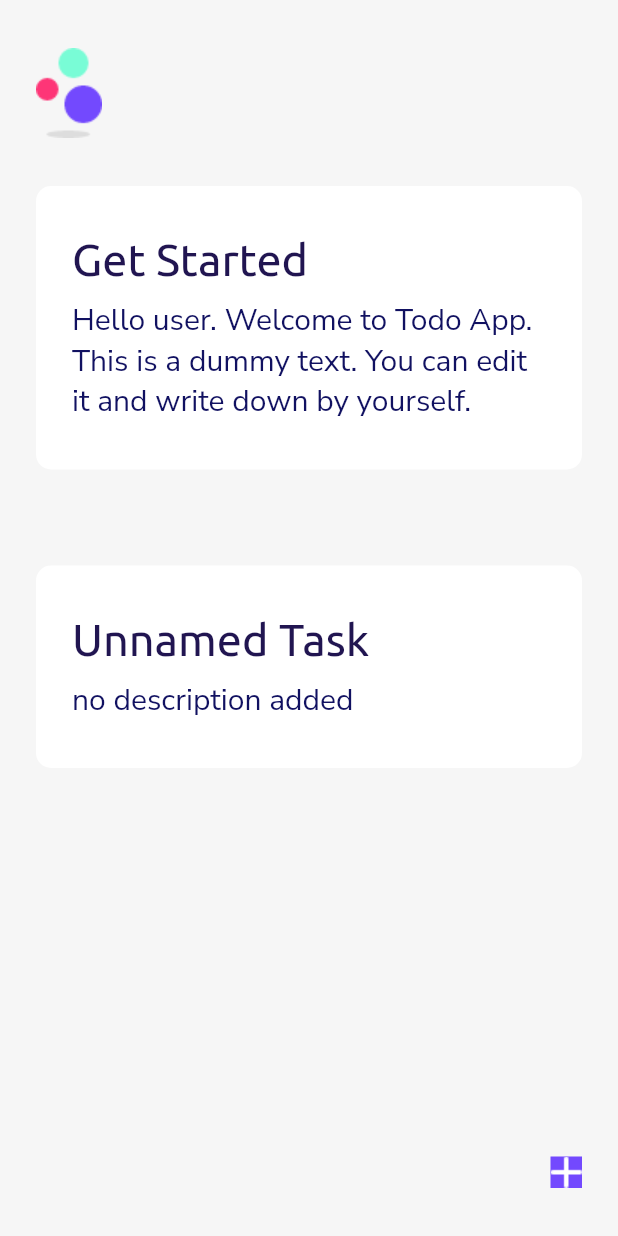
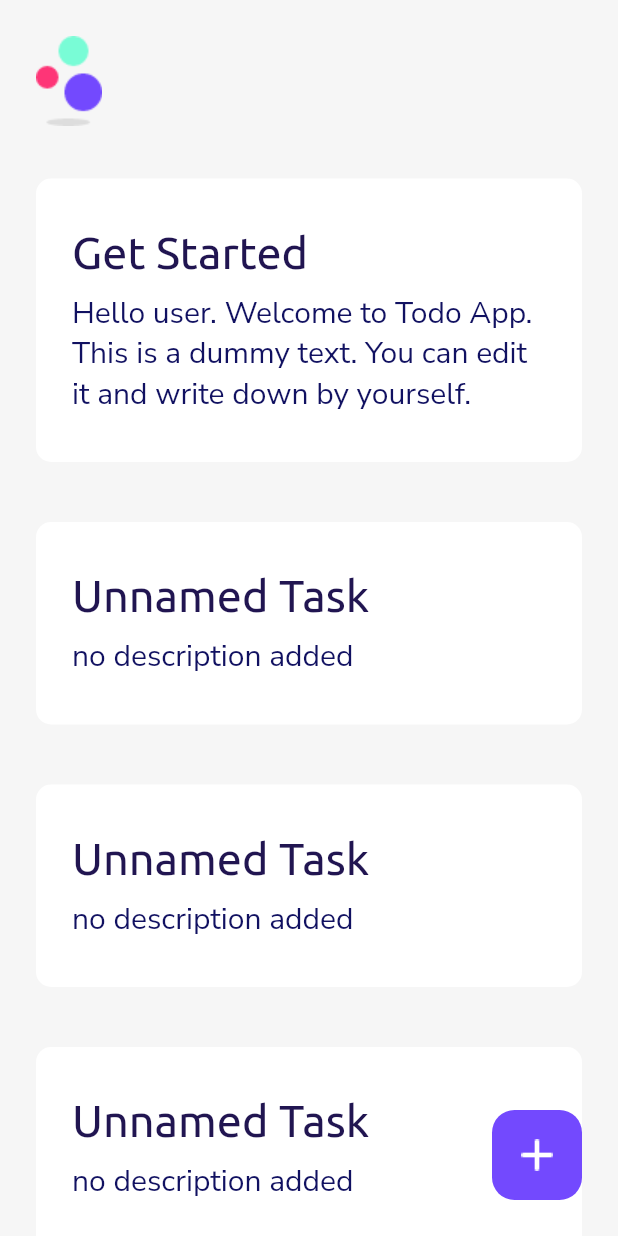
Before and after one commit to ArnobMahmud/Todo-App, a Flutter app: the screen it shows after launch, on a phone screen of 412 x 824 dp. Run offline on Flutter 3.47's test engine with Material 2 defaults, Android fonts, the phone set to English and light mode, and no system bars; our stand-ins replace google_fonts.

Commit message:
listview added

```diff
--- a/lib/pages/home-page.dart
+++ b/lib/pages/home-page.dart
@@ -1,4 +1,5 @@
 import 'package:flutter/material.dart';
+import 'package:todo_app/pages/Task-edit-page.dart';
 import 'package:todo_app/widgets/Task.dart';
 
 class HomePage extends StatefulWidget {
@@ -15,31 +16,58 @@ class _HomePageState extends State<HomePage> {
           color: Color(0xFFF6F6F6),
           width: double.infinity,
           child: Padding(
-            padding:
-                const EdgeInsets.symmetric(horizontal: 24.0, vertical: 32.0),
+            padding: const EdgeInsets.symmetric(horizontal: 24.0),
             child: Stack(children: [
               Column(
                 mainAxisAlignment: MainAxisAlignment.start,
                 crossAxisAlignment: CrossAxisAlignment.start,
                 children: [
-                  Image(
+                  Container(
+                    margin: EdgeInsets.only(bottom: 15.0, top: 24.0),
+                    child: Image(
                       image: AssetImage("images/logo.png"),
                     ),
+                  ),
+                  Expanded(
+                    child: ListView(
+                      children: [
                         Task(
                           title: "Get Started",
                           description:
                               "Hello user. Welcome to Todo App. This is a dummy text. You can edit it and write down by yourself.",
                         ),
                         Task(),
+                        Task(),
+                        Task(),
+                        Task(),
+                        Task(),
+                        Task(),
+                      ],
+                    ),
+                  )
                 ],
               ),
               Positioned(
-                bottom: 0.0,
+                bottom: 24.0,
                 right: 0.0,
+                child: GestureDetector(
+                  onTap: () {
+                    Navigator.push(
+                      context,
+                      MaterialPageRoute(
+                        builder: (context) => TaskEditPage(),
+                      ),
+                    );
+                  },
                   child: Container(
-                  decoration: BoxDecoration(color: Color(0xFF7349FE)),
+                    height: 60.0,
+                    width: 60.0,
+                    decoration: BoxDecoration(
+                        color: Color(0xFF7349FE),
+                        borderRadius: BorderRadius.circular(15)),
                     child: Image(
                       image: AssetImage("images/add_icon.png"),
+                    ),
                   ),
                 ),
               )
--- a/lib/widgets/Task.dart
+++ b/lib/widgets/Task.dart
@@ -8,7 +8,7 @@ class Task extends StatelessWidget {
   @override
   Widget build(BuildContext context) {
     return Container(
-      margin: EdgeInsets.symmetric(vertical: 32.0),
+      margin: EdgeInsets.symmetric(vertical: 20.0),
       width: double.infinity,
       decoration: BoxDecoration(
           color: Colors.white, borderRadius: BorderRadius.circular(10)),
```
Also changed, not shown: lib/pages/Task-edit-page.dart (added, +15 -0 lines). Lines whose indentation alone changed are shown as unchanged.
